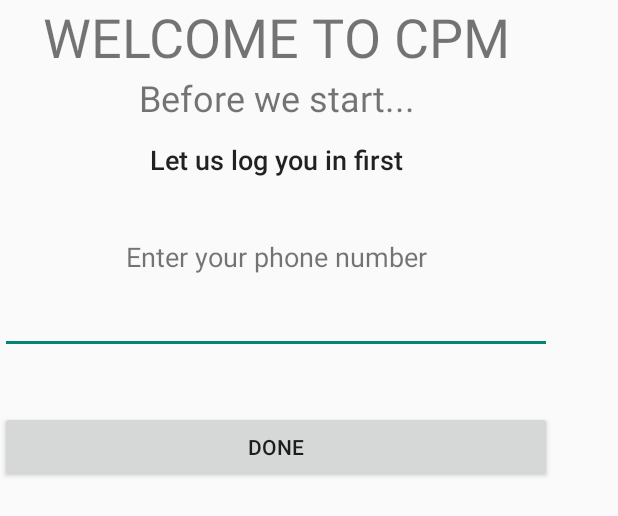
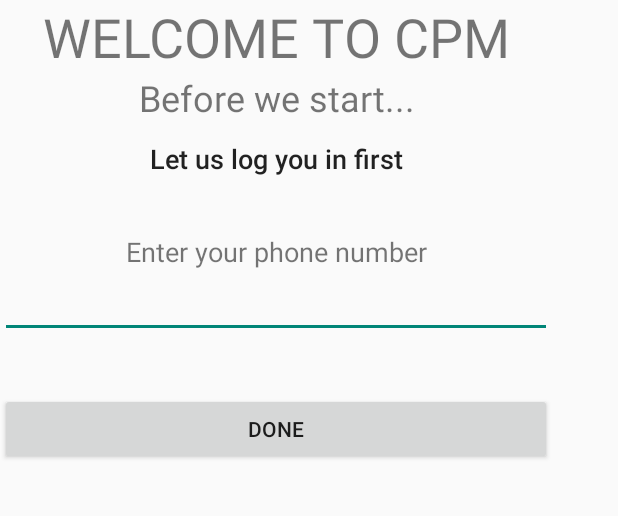
Before and after one commit to LeeBoonKong/CarParkingManagement, an Android app: the layout activity_main.xml on its own in the app's theme, with its tools: preview values and no code run, on a phone screen of 412 x 824 dp. Shown: the top 516 px of the screen. Run offline under Robolectric (Android 15) with nearby library versions, the phone set to English and light mode, and no system bars.

Commit message:
Added Firebase Phone Authentication
+Firebase Phone Authentication
+Fixed certain gradle issues
+Phone authentication had its own UI so UI for main activity and SMSVerify is useless now, their associated codes are commented, but the XML file is left untouched
+Added sign out button at action menu

```diff
--- a/app/build.gradle
+++ b/app/build.gradle
@@ -34,7 +34,8 @@ dependencies {
     compile 'com.android.support:appcompat-v7:26.+'
     compile 'com.android.support.constraint:constraint-layout:1.0.2'
     testCompile 'junit:junit:4.12'
-    compile 'com.google.firebase:firebase-database:9.0.2'
+    compile 'com.google.firebase:firebase-database:11.0.4'
+    compile 'com.firebaseui:firebase-ui-auth:3.1.0'
 }
 
 apply plugin: 'com.google.gms.google-services'
--- a/app/src/main/res/layout/activity_main.xml
+++ b/app/src/main/res/layout/activity_main.xml
@@ -52,15 +52,14 @@
             android:textSize="18sp" />
 
         <EditText
-            android:id="@+id/editText7"
+            android:id="@+id/phoneNo"
             android:layout_width="match_parent"
-            android:layout_height="31dp"
+            android:layout_height="wrap_content"
             android:ems="10"
-            android:inputType="phone"
-            android:layout_weight="0.08" />
+            android:inputType="phone" />
 
         <TextView
-            android:id="@+id/Empty"
+            android:id="@+id/warning"
             android:layout_width="match_parent"
             android:layout_height="wrap_content"
             android:layout_weight="0.07" />
--- a/app/src/main/res/menu/menu_main.xml
+++ b/app/src/main/res/menu/menu_main.xml
@@ -12,4 +12,7 @@
         android:id="@+id/topUpButton"
         android:title="Top Up"
         app:showAsAction="never"></item>
+    <item
+        android:id="@+id/signOutButton"
+        android:title="Sign Out" />
 </menu>
```
Also changed, not shown: app/src/main/java/unimyiw/carparkingmanagement2/HomeScreen.java (+20 -0 lines), app/src/main/java/unimyiw/carparkingmanagement2/MainActivity.java (+82 -8 lines).
